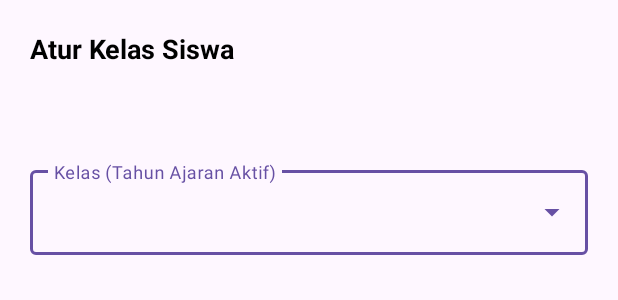
After one commit to Bryan-Eka-Santoso/Project_SDP_MDP, an Android app: the layout dialog_student_class.xml on its own in the app's theme, with its tools: preview values and no code run, on a phone screen of 412 x 824 dp. The commit adds this screen. Shown: the top 300 px of the screen. Run offline under Robolectric (Android 15) with nearby library versions, the phone set to English and light mode, and no system bars; network calls fail.

Commit message:
feat(android): align admin UI with Figma and add master screens

```diff
--- a/android/app/build.gradle.kts
+++ b/android/app/build.gradle.kts
@@ -14,7 +14,7 @@ val localProperties = Properties().apply {
     val file = rootProject.file("local.properties")
     if (file.exists()) file.inputStream().use { load(it) }
 }
-val apiBaseUrl = (localProperties.getProperty("api.baseUrl") ?: "http://100.122.168.100:3005/api/v1/")
+val apiBaseUrl = (localProperties.getProperty("api.baseUrl") ?: "http://192.168.1.45:3005/api/v1/")
     .trim()
     .let { if (it.endsWith("/")) it else "$it/" } // Retrofit mewajibkan akhiran "/"
 
--- a/android/app/src/main/java/id/sch/santaagnes/sim/ui/admin/master/students/AdminStudentAdapter.kt
+++ b/android/app/src/main/java/id/sch/santaagnes/sim/ui/admin/master/students/AdminStudentAdapter.kt
@@ -11,6 +11,7 @@ import id.sch.santaagnes.sim.databinding.ItemAdminStudentBinding
 import id.sch.santaagnes.sim.domain.model.MasterStudent
 
 class AdminStudentAdapter(
+    private val onAssignClass: (MasterStudent) -> Unit,
     private val onEdit: (MasterStudent) -> Unit,
     private val onManageGuardians: (MasterStudent) -> Unit,
     private val onDelete: (MasterStudent) -> Unit
@@ -38,6 +39,7 @@ class AdminStudentAdapter(
                 )
             )
 
+            binding.btnAssignClass.setOnClickListener { onAssignClass(student) }
             binding.btnGuardians.setOnClickListener { onManageGuardians(student) }
             binding.btnEdit.setOnClickListener { onEdit(student) }
             binding.btnDelete.setOnClickListener { onDelete(student) }
--- /dev/null
+++ b/android/app/src/main/res/layout/dialog_student_class.xml
@@ -0,0 +1,48 @@
+<?xml version="1.0" encoding="utf-8"?>
+<LinearLayout xmlns:android="http://schemas.android.com/apk/res/android"
+    android:layout_width="match_parent"
+    android:layout_height="wrap_content"
+    android:orientation="vertical"
+    android:padding="20dp">
+
+    <TextView
+        android:id="@+id/tvDialogTitle"
+        android:layout_width="match_parent"
+        android:layout_height="wrap_content"
+        android:text="@string/student_class_action"
+        android:textColor="@color/black"
+        android:textSize="18sp"
+        android:textStyle="bold" />
+
+    <TextView
+        android:id="@+id/tvStudentHeader"
+        android:layout_width="match_parent"
+        android:layout_height="wrap_content"
+        android:layout_marginTop="4dp"
+        android:textColor="@color/agnesian_muted"
+        android:textSize="13sp" />
+
+    <TextView
+        android:id="@+id/tvCurrentClass"
+        android:layout_width="match_parent"
+        android:layout_height="wrap_content"
+        android:layout_marginTop="8dp"
+        android:textColor="@color/agnesian_text"
+        android:textSize="13sp" />
+
+    <com.google.android.material.textfield.TextInputLayout
+        style="@style/Widget.MaterialComponents.TextInputLayout.OutlinedBox.ExposedDropdownMenu"
+        android:layout_width="match_parent"
+        android:layout_height="wrap_content"
+        android:layout_marginTop="14dp"
+        android:hint="@string/student_class_field_hint">
+
+        <com.google.android.material.textfield.MaterialAutoCompleteTextView
+            android:id="@+id/spinnerClass"
+            android:layout_width="match_parent"
+            android:layout_height="wrap_content"
+            android:inputType="none" />
+
+    </com.google.android.material.textfield.TextInputLayout>
+
+</LinearLayout>
--- a/android/app/src/main/res/values/strings.xml
+++ b/android/app/src/main/res/values/strings.xml
@@ -433,6 +433,9 @@
     <string name="user_cd_reset">Reset password</string>
     <string name="user_cd_delete">Hapus akun</string>
     <string name="student_birthdate_hint">Tanggal Lahir (YYYY-MM-DD)</string>
+    <string name="student_class_action">Atur Kelas Siswa</string>
+    <string name="student_class_field_hint">Kelas (Tahun Ajaran Aktif)</string>
+    <string name="student_class_none">Belum ada kelas</string>
     <string name="student_guardians_action">Kelola Wali Murid</string>
     <string name="student_guardians_empty">Belum ada wali murid terhubung dengan siswa ini.</string>
 
```
Also changed, not shown: android/app/src/main/java/id/sch/santaagnes/sim/ui/admin/master/students/AdminStudentFragment.kt (+77 -4 lines), android/app/src/main/java/id/sch/santaagnes/sim/ui/admin/master/students/AdminStudentViewModel.kt (+90 -6 lines), android/app/src/main/res/layout/dialog_add_student.xml (+16 -0 lines), android/app/src/main/res/layout/item_admin_student.xml (+11 -1 lines), 1 other file.
